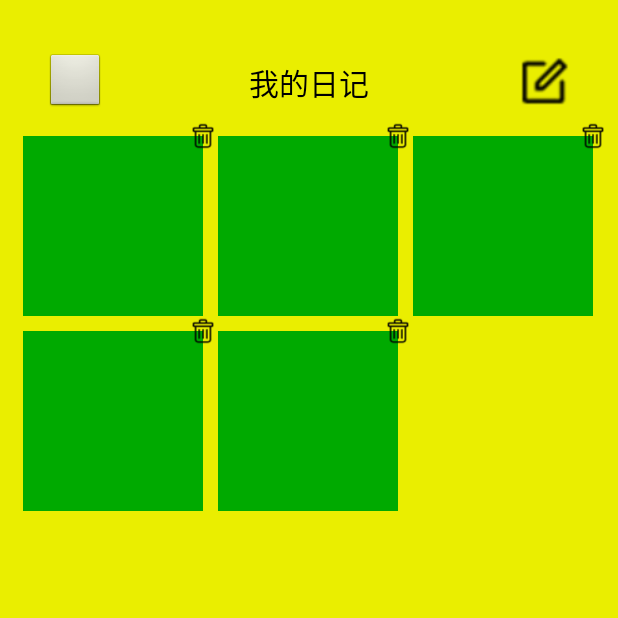
After one commit to Gno-GH/Minimal, an Android app: the DiaryActivity screen opened directly, with no data from a screen before it, on a phone screen of 412 x 824 dp, the top half of it. The commit adds this screen. Run offline under Robolectric (Android 15) with nearby library versions, the phone set to English and light mode, and no system bars; libraries missing offline, so code that uses them is left out: cn.bmob.v3.

Commit message:
侧边栏完善 :日记框架完成

```diff
--- a/app/src/main/AndroidManifest.xml
+++ b/app/src/main/AndroidManifest.xml
@@ -33,6 +33,7 @@
         <activity android:name=".activity.SelectSchoolActivity"/>
         <activity android:name=".activity.ClassActivity"/>
         <activity android:name=".activity.MeansActivity"/>
+        <activity android:name=".activity.DiaryActivity"/>
         <!--
         <activity
             android:name=".activity.DialogActivity"
--- /dev/null
+++ b/app/src/main/java/minimal/microfriend/activity/DiaryActivity.java
@@ -0,0 +1,99 @@
+package minimal.microfriend.activity;
+
+import android.graphics.drawable.BitmapDrawable;
+import android.os.Bundle;
+import android.view.Gravity;
+import android.view.View;
+import android.view.ViewGroup;
+import android.widget.Button;
+import android.widget.GridView;
+import android.widget.ImageButton;
+import android.widget.LinearLayout;
+import android.widget.PopupWindow;
+import android.widget.TextView;
+
+import java.util.ArrayList;
+
+import minimal.microfriend.R;
+import minimal.microfriend.adapter.DiaryAdapter;
+import minimal.microfriend.base.BaseActivity;
+import minimal.microfriend.entry.Diary;
+
+/**
+ * Created by gno on 16/8/6.
+ */
+public class DiaryActivity extends BaseActivity implements View.OnClickListener {
+    private Button b_diary_close, b_diary_add;
+    private GridView gv_diary;
+    private TextView tv_no_one;
+    private DiaryAdapter mDiaryAdapter;
+    private LinearLayout ll_parent;
+    private PopupWindow mDiary;
+    private View popView;
+    private ImageButton ib_close;
+    private Button b_ok;
+
+    @Override
+    protected void onCreate(Bundle savedInstanceState) {
+        super.onCreate(savedInstanceState);
+        setContentView(R.layout.activity_diary);
+        initView();
+        initPopWindows();
+        initData();
+    }
+
+    private void initPopWindows() {
+        popView = View.inflate(DiaryActivity.this, R.layout.pop_mdiary, null);
+        ib_close = (ImageButton) popView.findViewById(R.id.ib_close);
+        ib_close.setOnClickListener(this);
+        b_ok = (Button) popView.findViewById(R.id.b_ok);
+        b_ok.setOnClickListener(this);
+        mDiary = new PopupWindow(popView,
+                ViewGroup.LayoutParams.WRAP_CONTENT, ViewGroup.LayoutParams.WRAP_CONTENT, true);
+        mDiary.setBackgroundDrawable(new BitmapDrawable());
+        mDiary.setOutsideTouchable(true);
+    }
+
+    @Override
+    public void initView() {
+        ll_parent = (LinearLayout) findViewById(R.id.ll_parent);
+        b_diary_close = (Button) findViewById(R.id.b_diary_close);
+        b_diary_add = (Button) findViewById(R.id.b_diary_add);
+        gv_diary = (GridView) findViewById(R.id.gv_diary);
+        tv_no_one = (TextView) findViewById(R.id.tv_no_one);
+        b_diary_close.setOnClickListener(this);
+        b_diary_add.setOnClickListener(this);
+    }
+
+    @Override
+    public void initData() {
+        user = (minimal.microfriend.entry.User) getIntent().getSerializableExtra("user");
+        //TODO: 日记查询
+        ArrayList<Diary> diaries = new ArrayList<Diary>();
+        for (int i = 0; i < 5; i++)
+            diaries.add(new Diary());
+        if (diaries.size() > 0)
+            tv_no_one.setVisibility(View.INVISIBLE);
+        mDiaryAdapter = new DiaryAdapter(DiaryActivity.this, diaries);
+        gv_diary.setAdapter(mDiaryAdapter);
+    }
+
+    @Override
+    public void onClick(View view) {
+        switch (view.getId()) {
+            case R.id.b_diary_close:
+                finish();
+                break;
+            case R.id.b_diary_add:
+                mDiary.showAtLocation(ll_parent, Gravity.CENTER, 0, 0);
+                break;
+            case R.id.ib_close:
+                mDiary.dismiss();
+                break;
+            case R.id.b_ok:
+                //TODO: 日记添加完成
+                mDiary.dismiss();
+                break;
+        }
+    }
+}
--- /dev/null
+++ b/app/src/main/java/minimal/microfriend/adapter/DiaryAdapter.java
@@ -0,0 +1,93 @@
+package minimal.microfriend.adapter;
+
+import android.content.Context;
+import android.view.View;
+import android.view.ViewGroup;
+import android.widget.BaseAdapter;
+import android.widget.ImageButton;
+import android.widget.ImageView;
+
+import java.util.ArrayList;
+
+import minimal.microfriend.R;
+import minimal.microfriend.entry.Diary;
+
+/**
+ * Created by gno on 16/8/6.
+ */
+public class DiaryAdapter extends BaseAdapter {
+    private Context context;
+    private ArrayList<Diary> mDiaries;
+
+    public DiaryAdapter(Context context, ArrayList<Diary> diaries) {
+        this.context = context;
+        this.mDiaries = diaries;
+    }
+
+    @Override
+    public int getCount() {
+        return mDiaries.size();
+    }
+
+    @Override
+    public Object getItem(int i) {
+        return mDiaries.get(i);
+    }
+
+    @Override
+    public long getItemId(int i) {
+        return i;
+    }
+
+    @Override
+    public View getView(final int i, View view, ViewGroup viewGroup) {
+        ViewHolder holder;
+        if (view == null) {
+            view = View.inflate(context, R.layout.gridview_diary, null);
+            holder = new ViewHolder();
+            holder.iv_img = (ImageView) view.findViewById(R.id.iv_img);
+            holder.ib_del = (ImageButton) view.findViewById(R.id.ib_del);
+            view.setTag(holder);
+        } else
+            holder = (ViewHolder) view.getTag();
+        holder.iv_img.setOnClickListener(new View.OnClickListener() {
+            @Override
+            public void onClick(View view) {
+                diaryLook(i);
+            }
+        });
+        holder.ib_del.setOnClickListener(new View.OnClickListener() {
+            @Override
+            public void onClick(View view) {
+                diaryDel(i);
+            }
+        });
+        return view;
+    }
+
+    /**
+     * 日记删除
+     * @param i
+     */
+    private void diaryDel(int i) {
+        //本地删除
+        //网络删除
+        //视图更新
+    }
+
+    /**
+     * 日记详情
+     * @param i
+     */
+    private void diaryLook(int i) {
+        //弹出窗口
+
+        //日记可编辑
+        //日记可保存 网络更新 本地更新
+    }
+
+    class ViewHolder {
+        public ImageView iv_img;
+        public ImageButton ib_del;
+    }
+}
--- /dev/null
+++ b/app/src/main/java/minimal/microfriend/entry/Diary.java
@@ -0,0 +1,37 @@
+package minimal.microfriend.entry;
+
+import cn.bmob.v3.BmobObject;
+import cn.bmob.v3.datatype.BmobFile;
+
+/**
+ * Created by gno on 16/8/6.
+ */
+public class Diary extends BmobObject{
+    private BmobFile img;
+    private String title;
+    private String content;
+
+    public BmobFile getImg() {
+        return img;
+    }
+
+    public void setImg(BmobFile img) {
+        this.img = img;
+    }
+
+    public String getTitle() {
+        return title;
+    }
+
+    public void setTitle(String title) {
+        this.title = title;
+    }
+
+    public String getContent() {
+        return content;
+    }
+
+    public void setContent(String content) {
+        this.content = content;
+    }
+}
--- /dev/null
+++ b/app/src/main/res/layout/activity_diary.xml
@@ -0,0 +1,55 @@
+<?xml version="1.0" encoding="utf-8"?>
+<LinearLayout xmlns:android="http://schemas.android.com/apk/res/android"
+              android:id="@+id/ll_parent"
+              android:layout_width="match_parent"
+              android:layout_height="match_parent"
+              android:padding="0dp"
+              android:background="#eaee00"
+              android:orientation="vertical">
+
+    <RelativeLayout
+        android:layout_width="match_parent"
+        android:layout_height="wrap_content"
+        android:layout_marginTop="35dp">
+
+        <Button
+            android:id="@+id/b_diary_close"
+            android:layout_width="40dp"
+            android:layout_height="40dp"
+            android:layout_alignParentLeft="true"
+            android:layout_marginLeft="30dp"/>
+
+        <TextView
+            android:layout_width="wrap_content"
+            android:layout_height="wrap_content"
+            android:layout_centerInParent="true"
+            android:gravity="center"
+            android:text="我的日记"
+            android:textColor="#000"
+            android:textSize="20sp"/>
+
+        <Button
+            android:id="@+id/b_diary_add"
+            android:layout_width="40dp"
+            android:layout_height="40dp"
+            android:background="@drawable/answer"
+            android:layout_alignParentRight="true"
+            android:layout_marginRight="30dp"/>
+    </RelativeLayout>
+
+    <GridView
+        android:paddingLeft="10dp"
+        android:id="@+id/gv_diary"
+        android:layout_width="match_parent"
+        android:layout_height="wrap_content"
+        android:numColumns="3"></GridView>
+
+    <TextView
+        android:id="@+id/tv_no_one"
+        android:layout_width="match_parent"
+        android:layout_height="match_parent"
+        android:gravity="center"
+        android:text="暂无日记"
+        android:textColor="#000"
+        android:textSize="20sp"/>
+</LinearLayout>
--- /dev/null
+++ b/app/src/main/res/layout/gridview_diary.xml
@@ -0,0 +1,22 @@
+<?xml version="1.0" encoding="utf-8"?>
+<RelativeLayout xmlns:android="http://schemas.android.com/apk/res/android"
+                android:padding="0dp"
+                android:layout_width="match_parent"
+                android:layout_height="match_parent">
+
+    <ImageView
+        android:id="@+id/iv_img"
+        android:layout_width="match_parent"
+        android:layout_height="120dp"
+        android:layout_marginRight="10dp"
+        android:layout_marginTop="10dp"
+        android:background="#0a0"/>
+
+    <ImageButton
+        android:id="@+id/ib_del"
+        android:layout_width="20dp"
+        android:layout_height="20dp"
+        android:layout_alignParentRight="true"
+        android:layout_alignParentTop="true"
+        android:background="@drawable/del"/>
+</RelativeLayout>
```
Also changed, not shown: app/src/main/java/minimal/microfriend/fragment/LeftFragment.java (+4 -6 lines), app/src/main/java/minimal/microfriend/pager/CenterPager.java (+6 -1 lines), app/src/main/res/layout/pop_mdiary.xml (added, +120 -0 lines).
